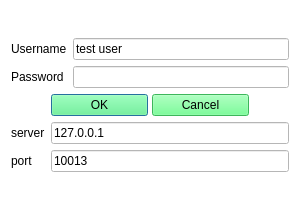
Qt form Client/LoginDialog.ui (czimbortibor/linux-chat-application) before a commit.
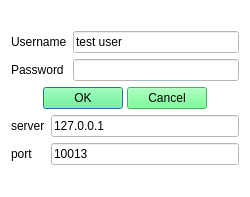
The same form after that commit.

Patch:
```diff
--- a/Client/LoginDialog.ui
+++ b/Client/LoginDialog.ui
@@ -9,8 +9,8 @@
    <rect>
     <x>0</x>
     <y>0</y>
-    <width>300</width>
-    <height>210</height>
+    <width>250</width>
+    <height>197</height>
    </rect>
   </property>
   <property name="acceptDrops">
```
